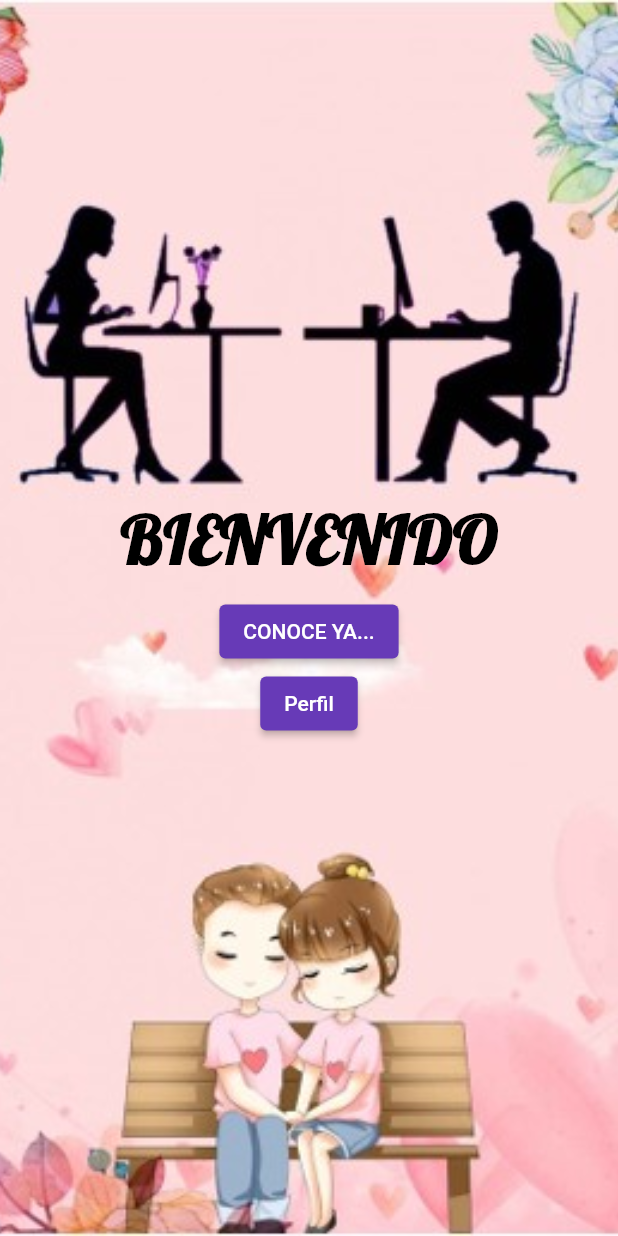
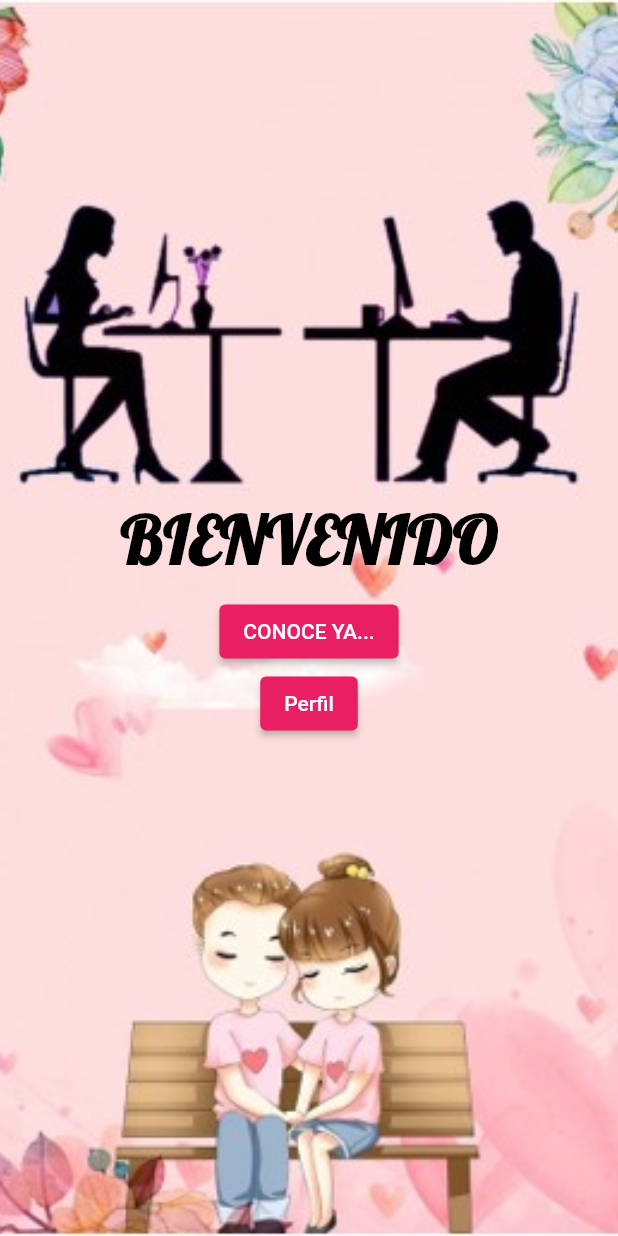
Before and after one commit to Luop98/flutter_api_sqlite, a Flutter app: the screen it shows after launch, on a phone screen of 412 x 824 dp. Run offline on Flutter 3.47's test engine with Material 2 defaults, Android fonts, the phone set to English and light mode, and no system bars; our stand-ins replace cached_network_image, get, google_fonts, shimmer, sqflite; accounts and stored records are empty.

Commit message:
cambio colors

```diff
--- a/lib/main.dart
+++ b/lib/main.dart
@@ -27,7 +27,7 @@ class MyApp extends StatelessWidget {
   Widget build(BuildContext context) {
     return GetMaterialApp(
       theme: ThemeData(
-        primarySwatch: Colors.deepPurple,
+        primarySwatch: Colors.pink,
       ),
       title: 'Flutter Demo',
       debugShowCheckedModeBanner: false,
```
